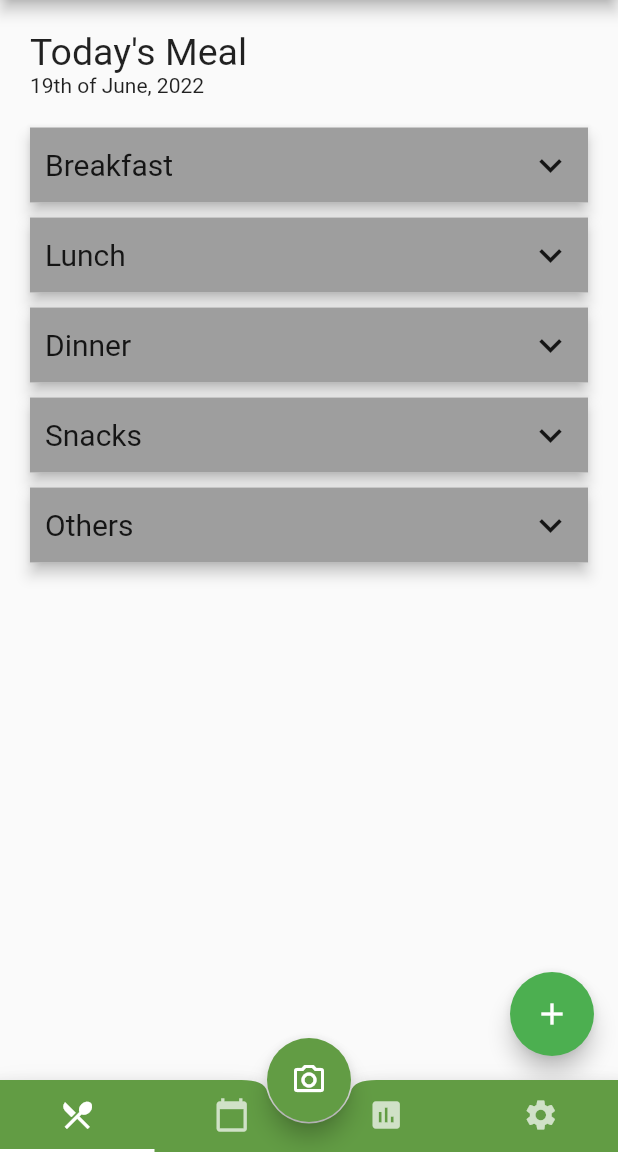
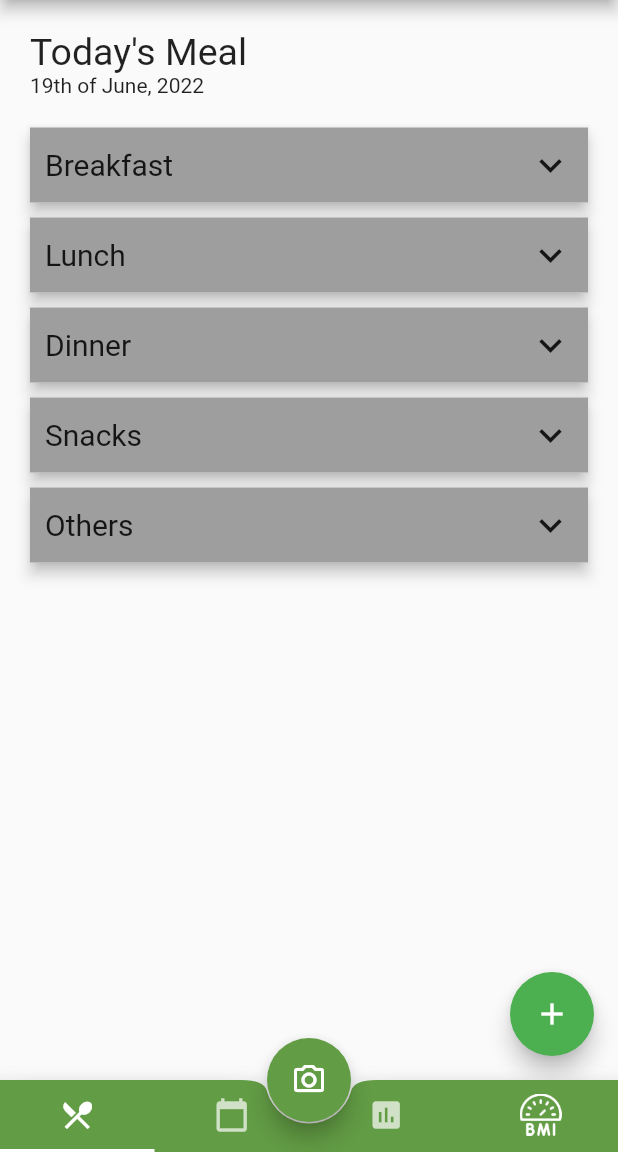
Before and after one commit to cepdnaclk/SnaT-meal-tracking-app, a Flutter app: the DashboardLayout screen opened directly, on a phone screen of 412 x 824 dp, the part 84-1236 px from its top. Run offline on Flutter 3.47's test engine with Material 2 defaults, Android fonts, the light colour scheme and no system bars; our stand-ins replace camera, gallery_saver, image_picker, page_transition, swipeable_button_view, table_calendar; missing offline and left inert: flutter_3d_choice_chip, pretty_gauge.

Commit message:
fix the bmi icon on tabview

```diff
--- a/lib/Components/bmi/score_screen.dart
+++ b/lib/Components/bmi/score_screen.dart
@@ -5,10 +5,9 @@ import 'package:pretty_gauge/pretty_gauge.dart';
 class ScoreScreen extends StatelessWidget {
   final double bmiScore;
 
-  final int age;  String? bmiStatus;
-
+  final int age;
+  String? bmiStatus;
   String? bmiInterpretation;
-
   Color? bmiStatusColor;
 
   ScoreScreen({Key? key, required this.bmiScore, required this.age})
@@ -18,10 +17,6 @@ class ScoreScreen extends StatelessWidget {
   Widget build(BuildContext context) {
     setBmiInterpretation();
     return Scaffold(
-      appBar: AppBar(
-        centerTitle: true,
-        title: const Text("BMI Score"),
-      ),
       body: Container(
           padding: const EdgeInsets.all(12),
           child: Card(
@@ -78,7 +73,7 @@ class ScoreScreen extends StatelessWidget {
                             onPressed: () {
                               Navigator.pop(context);
                             },
-                            child: const Text("Re-calculate")),
+                            child: const Text("Back")),
                         const SizedBox(
                           width: 10,
                         ),
--- a/lib/Pages/dashboard_layout.dart
+++ b/lib/Pages/dashboard_layout.dart
@@ -66,20 +66,29 @@ class _DashboardLayoutState extends State<DashboardLayout>
             onTap: (val) {
               print(val);
             },
-            tabs: const [
-              Tab(
+            tabs: [
+              const Tab(
                 icon: Icon(
                   Icons.local_dining,
                 ),
               ),
-              Tab(
+              const Tab(
                 icon: Icon(Icons.calendar_today),
               ),
-              Tab(
+              const Tab(
                 icon: Icon(Icons.insert_chart),
               ),
               Tab(
-                icon: Icon(Icons.settings),
+                  child: Container(
+                    // custom bmi icon for tab view
+                    padding: const EdgeInsets.all(8.0),
+                    child: Image.asset(
+                      'assets/images/bmi_icon.png',
+                      color: Colors.white,
+                      height: 28.0,
+                      width: 28.0,
+                    ),
+                  )
               ),
             ],
           ),
```
